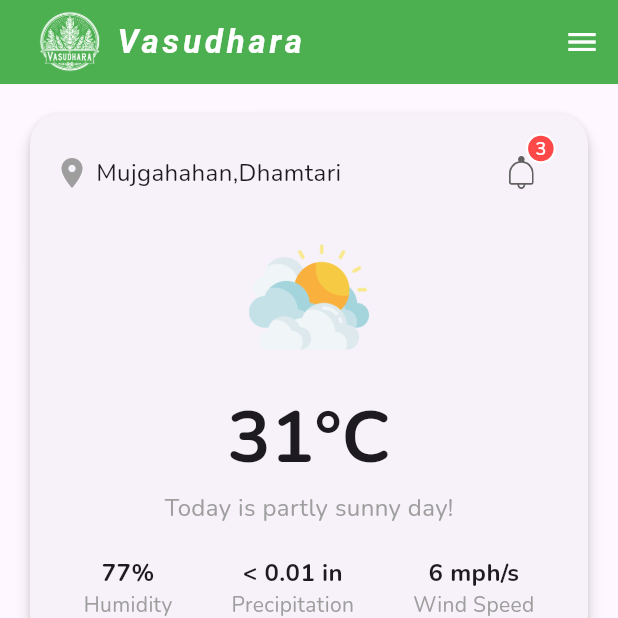
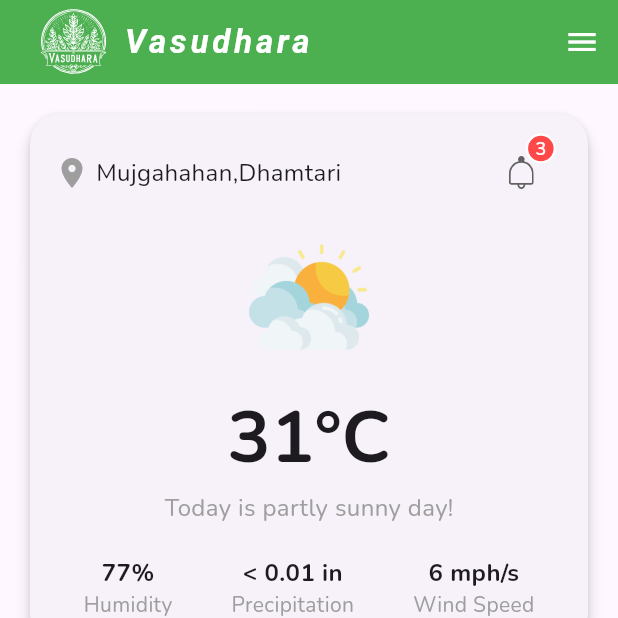
Before and after one commit to CHARLIE1210-A/Vasudhara_A_Smart_Farming_Method, a Flutter app: the screen it shows after launch, after a tap on "Continue", on a phone screen of 412 x 824 dp, the top half of it. Run offline on Flutter 3.47's test engine with Material 3 defaults, Android fonts, the light colour scheme and no system bars; our stand-ins replace dash_chat_2, flutter_svg, google_fonts, syncfusion_flutter_charts; Roboto replaces fonts that are missing (Merienda).

Commit message:
add company name

```diff
--- a/lib/presentation/screen/home/components/app_bar.dart
+++ b/lib/presentation/screen/home/components/app_bar.dart
@@ -1,5 +1,6 @@
 import 'package:flutter/material.dart';
 import 'package:google_fonts/google_fonts.dart';
+import 'package:flutter_svg/flutter_svg.dart';
 
 class CustomAppBar extends StatelessWidget implements PreferredSizeWidget {
   final String title;
@@ -21,10 +22,17 @@ class CustomAppBar extends StatelessWidget implements PreferredSizeWidget {
         children: <Widget>[
           Padding(
             padding: const EdgeInsets.all(8.0),
-            child: Image.asset(
-              logoPath,
-              height: 45.0,
-              color: Colors.white,
+            // child: Image.asset(
+            //   logoPath,
+            //   height: 45.0,
+            //   color: Colors.white,
+            // ),
+            child: SvgPicture.asset(
+              'assets/logo/download.svg',
+              height: 50,
+              width: 50,
+              colorFilter:
+                  const ColorFilter.mode(Colors.white, BlendMode.srcATop),
             ),
           ),
           Text(
--- a/lib/presentation/screen/home/home_page.dart
+++ b/lib/presentation/screen/home/home_page.dart
@@ -55,9 +55,9 @@ class _HomeScreenState extends State<HomeScreen> {
   @override
   Widget build(BuildContext context) {
     return Scaffold(
-      appBar:
-          CustomAppBar(title: 'Vasudhara', logoPath: 'assets/logo/company.png'),
-      endDrawer: CustomDrawer(),
+      appBar: const CustomAppBar(
+          title: 'Vasudhara', logoPath: 'assets/logo/company.png'),
+      endDrawer: const CustomDrawer(),
       body: SafeArea(
         child: SingleChildScrollView(
           padding: const EdgeInsets.symmetric(vertical: 16),
--- a/lib/presentation/screen/splash_screen.dart
+++ b/lib/presentation/screen/splash_screen.dart
@@ -1,8 +1,12 @@
 import "package:flutter/material.dart";
+import 'package:flutter_svg/svg.dart';
+import 'package:google_fonts/google_fonts.dart';
 // import 'home/home_page.dart';
 import '../../presentation/screen/onboarding/onboarding_screen.dart';
 
 class SplashScreen extends StatefulWidget {
+  const SplashScreen({super.key});
+
   @override
   _SplashScreenState createState() => _SplashScreenState();
 }
@@ -15,9 +19,9 @@ class _SplashScreenState extends State<SplashScreen> {
   }
 
   navigateToHome() async {
-    await Future.delayed(Duration(seconds: 4), () {});
+    await Future.delayed(const Duration(seconds: 6), () {});
     Navigator.pushReplacement(
-        context, MaterialPageRoute(builder: (context) => OnBoarding()));
+        context, MaterialPageRoute(builder: (context) => const OnBoarding()));
   }
 
   @override
@@ -27,8 +31,34 @@ class _SplashScreenState extends State<SplashScreen> {
         child: Column(
           mainAxisAlignment: MainAxisAlignment.center,
           children: <Widget>[
-            Image.asset('assets/logo/company.png'), // replace with your image
-            SizedBox(height: 24.0),
+            // Image.asset('assets/logo/company.png'),
+            const SizedBox(height: 20.0),
+            Center(
+              child: SvgPicture.asset(
+                'assets/logo/download.svg',
+                width: 700,
+                height: 700,
+                colorFilter:
+                    const ColorFilter.mode(Colors.black, BlendMode.srcIn),
+              ),
+            ), // replace with your image
+            const SizedBox(height: 50.0),
+            Column(
+              mainAxisAlignment: MainAxisAlignment.end,
+              children: [
+                const Text(
+                  'Created & Maintained by',
+                  textAlign: TextAlign.center,
+                  style: TextStyle(color: Colors.black87),
+                ),
+                Text(
+                  'SINGH Technologies',
+                  textAlign: TextAlign.center,
+                  style: GoogleFonts.amita(
+                      fontStyle: FontStyle.italic, color: Colors.black),
+                )
+              ],
+            )
           ],
         ),
       ),
```
Also changed, not shown: assets/logo/Campany.png (added), assets/logo/company.png, assets/logo/download.svg (added).
